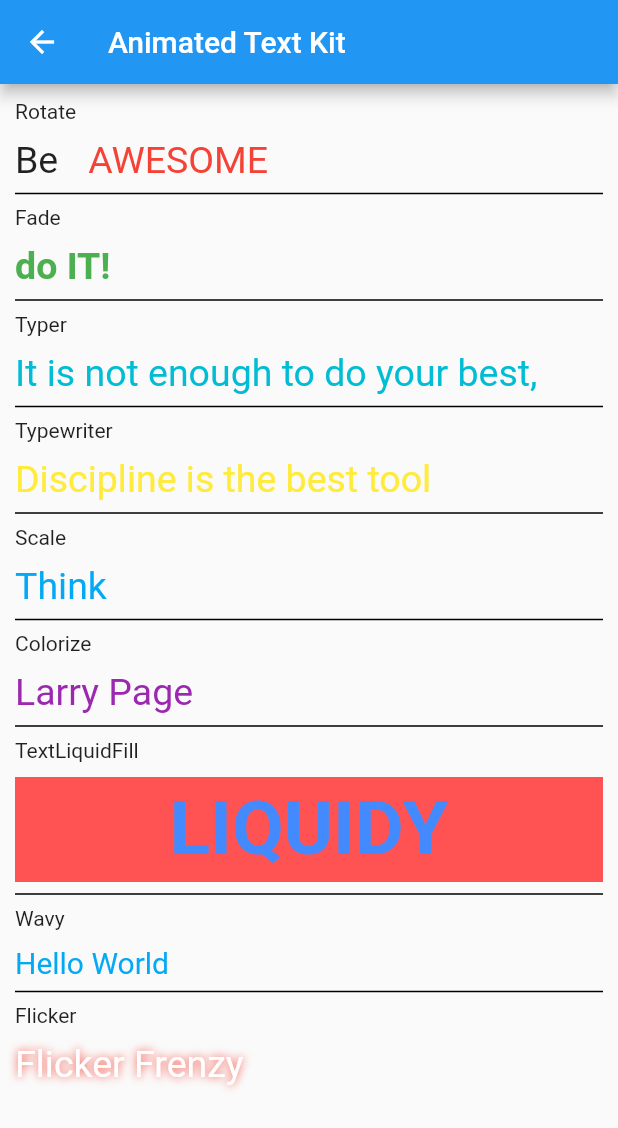
After one commit to ruhulmath08/flutter_a2z, a Flutter app: the MyAnimatedTextKit screen opened by its route, on a phone screen of 412 x 824 dp. The commit adds this screen. Shown: the top 1128 px of the screen. Run offline on Flutter 3.47's test engine with Material 2 defaults, Android fonts, the phone set to English and light mode, and no system bars; drawn by our look-alikes of animated_text_kit; our stand-ins replace auto_size_text, carousel_slider, email_validator, faker, flutter_speed_dial, grouped_list and 5 more; missing offline and left inert: chips_input, flutter_reaction_button, flutter_syntax_view, giffy_dialog, rotated_corner_decoration; network calls fail; Roboto replaces fonts that are missing (Horizon).

Commit message:
add animated_text_kit

```diff
--- a/lib/models/home_card_item.dart
+++ b/lib/models/home_card_item.dart
@@ -139,6 +139,11 @@ class HomeCardItem {
         FLUTTER_REORDERABLES_LIST_TITLE,
         Icons.list_alt_rounded,
       ),
+      HomeCardItem(
+        25,
+        FLUTTER_SCAFFOLD_MESSAGE_TITLE,
+        Icons.message,
+      ),
     ];
   }
 }
--- a/lib/routing/router.dart
+++ b/lib/routing/router.dart
@@ -16,6 +16,7 @@ import 'package:flutter_a2z/screens/flutter_advanced/my_custom_paint/my_custom_p
 import 'package:flutter_a2z/screens/flutter_advanced/responsive_text/responsive_text.dart';
 import 'package:flutter_a2z/screens/flutter_lifecycle/flutter_lifecycle.dart';
 import 'package:flutter_a2z/screens/flutter_lifecycle/stateful_widget/stateful_widget_lifecycle.dart';
+import 'package:flutter_a2z/screens/flutter_packages/animated_text_kit/animated_text_kit.dart';
 import 'package:flutter_a2z/screens/flutter_packages/chips_input/flutter_chips_input.dart';
 import 'package:flutter_a2z/screens/flutter_packages/flutter_carousel_slider/flutter_carousel_slider.dart';
 import 'package:flutter_a2z/screens/flutter_packages/flutter_grouped_list/flutter_grouped_list.dart';
@@ -64,7 +65,9 @@ import 'package:flutter_a2z/screens/flutter_widgets/expandable_element/expandabl
 import 'package:flutter_a2z/screens/flutter_widgets/expandable_element/expansion_tile/expansion_tile.dart';
 import 'package:flutter_a2z/screens/flutter_widgets/flutter_chip_all/flutter_chip_all.dart';
 import 'package:flutter_a2z/screens/flutter_widgets/flutter_reorderable_list/flutter_reorderable_list.dart';
+import 'package:flutter_a2z/screens/flutter_widgets/flutter_scaffold_messenger/flutter_scaffold_messenger.dart';
 import 'package:flutter_a2z/screens/flutter_widgets/tab_view_layout/tab_view_layout.dart';
+import 'package:flutter_a2z/screens/flutter_widgets/tables/fixed_header_table/fixed_header_table.dart';
 import 'package:flutter_a2z/screens/flutter_widgets/tables/flutter_data_table/flutter_data_table.dart';
 import 'package:flutter_a2z/screens/flutter_widgets/tables/flutter_table.dart';
 import 'package:flutter_a2z/screens/flutter_widgets/tables/table_with_pagination/table_with_pagination.dart';
@@ -589,6 +592,15 @@ Route<dynamic> generateRoute(RouteSettings settings) {
           title: FLUTTER_CHIPS_INPUT_TITLE,
         ),
       );
+
+    //animated_text_kit
+    case ANIMATED_TEXT_KIT_ROUTE:
+      return MaterialPageRoute(
+        builder: (context) => const MyAnimatedTextKit(
+          title: ANIMATED_TEXT_KIT_TITLE,
+        ),
+      );
+
     //=================================FlutterPackages: End====================================
 
     //--------------
@@ -659,7 +671,24 @@ Route<dynamic> generateRoute(RouteSettings settings) {
           title: TABLE_WITH_PAGINATION_SCREEN_TITLE,
         ),
       );
+
+    //FlutterFixedHeaderTable
+    case FLUTTER_FIXED_HEADER_TABLE_ROUTE:
+      return MaterialPageRoute(
+        builder: (context) => const FixedHeaderTable(
+          title: FLUTTER_FIXED_HEADER_TABLE_TITLE,
+        ),
+      );
     //------------------------------------FlutterTable: End------------------------------------
+
+    //------------------------------------ScaffoldMessenger: Start-----------------------------
+    case FLUTTER_SCAFFOLD_MESSAGE_ROUTE:
+      return MaterialPageRoute(
+        builder: (context) => const FlutterScaffoldMessenger(
+          title: FLUTTER_SCAFFOLD_MESSAGE_TITLE,
+        ),
+      );
+    //------------------------------------ScaffoldMessenger: End-------------------------------
 
     //------------------------------------DateTimePicker: Start--------------------------------
     //flutterDateTime picker
--- a/lib/routing/routing_constants.dart
+++ b/lib/routing/routing_constants.dart
@@ -134,6 +134,13 @@ const String DIALOG_WITH_FULL_IMAGE_SCREEN_TITLE = 'Dialog With Full Image';
 const String FLUTTER_REORDERABLES_LIST_ROUTE = '/flutter_reorderable_list';
 const String FLUTTER_REORDERABLES_LIST_TITLE = 'Flutter Reorderable List';
 
+//---------------------------------ScaffoldMessenger: Start--------------------------
+//flutter_scaffold_messenger
+const String FLUTTER_SCAFFOLD_MESSAGE_ROUTE = 'flutter_scaffold_messenger';
+const String FLUTTER_SCAFFOLD_MESSAGE_TITLE = 'Flutter Scaffold Messenger';
+const String FLUTTER_SCAFFOLD_MESSAGE_CODE = '';
+//---------------------------------ScaffoldMessenger: End----------------------------
+
 //---------------------------------FlutterAdvanced: Start----------------------------
 //flutter advanced
 const String FLUTTER_ADVANCED_SCREEN_ROUTE = '/flutter_advanced';
@@ -262,8 +269,13 @@ const String FLUTTER_WEBVIEW_PLUGIN_SCREEN_TITLE = 'Flutter WebView Plugin';
 //---------------------------------flutter_web_view: End-----------------------------
 
 //chips_input
-const String FLUTTER_CHIPS_INPUT_ROUTE = 'chips_input';
+const String FLUTTER_CHIPS_INPUT_ROUTE = '/chips_input';
 const String FLUTTER_CHIPS_INPUT_TITLE = 'Chips Input';
+
+//animated_text_kit
+const String ANIMATED_TEXT_KIT_ROUTE = '/animated_text_kit';
+const String ANIMATED_TEXT_KIT_TITLE = 'Animated Text Kit';
+const String ANIMATED_TEXT_KIT_CODE = '';
 //---------------------------------FlutterPackages: End------------------------------
 
 //---------------------------------ExpandableElement: Start -------------------------
@@ -300,6 +312,11 @@ const String FLUTTER_DATA_TABLE_SCREEN_TITLE = 'Flutter Data Table';
 //TableWithPagination
 const String TABLE_WITH_PAGINATION_SCREEN_ROUTE = '/table_with_pagination';
 const String TABLE_WITH_PAGINATION_SCREEN_TITLE = 'Table With Pagination';
+
+//fixed_header_table
+const String FLUTTER_FIXED_HEADER_TABLE_ROUTE = '/fixed_header_table';
+const String FLUTTER_FIXED_HEADER_TABLE_TITLE = 'Fixed Header Table';
+const String FLUTTER_FIXED_HEADER_TABLE_CODE = '';
 //---------------------------------FlutterTable: End --------------------------------
 
 //---------------------------------DateTimePicker: Start ----------------------------
--- /dev/null
+++ b/lib/screens/flutter_packages/animated_text_kit/animated_text_kit.dart
@@ -0,0 +1,240 @@
+import 'package:animated_text_kit/animated_text_kit.dart';
+import 'package:flutter/material.dart';
+import 'package:flutter_a2z/constants/constants.dart';
+
+class MyAnimatedTextKit extends StatefulWidget {
+  final String title;
+
+  const MyAnimatedTextKit({Key key, this.title}) : super(key: key);
+
+  @override
+  _MyAnimatedTextKitState createState() => _MyAnimatedTextKitState();
+}
+
+class _MyAnimatedTextKitState extends State<MyAnimatedTextKit> {
+  List<MaterialColor> colorizeColors = [
+    Colors.purple,
+    Colors.blue,
+    Colors.yellow,
+    Colors.red,
+  ];
+
+  TextStyle colorizeTextStyle = const TextStyle(
+    fontSize: 25.0,
+    fontFamily: 'Horizon',
+  );
+  @override
+  Widget build(BuildContext context) {
+    return Scaffold(
+      appBar: AppBar(
+        title: Text(widget.title),
+      ),
+      body: ListView(
+        padding: const EdgeInsets.all(Constants.PAGE_DEFAULT_PADDING),
+        children: [
+          const Text('Rotate'),
+          const SizedBox(height: 10),
+          Row(
+            mainAxisSize: MainAxisSize.min,
+            children: <Widget>[
+              const Text(
+                'Be',
+                style: TextStyle(fontSize: 25.0),
+              ),
+              const SizedBox(width: 20.0, height: 20.0),
+              DefaultTextStyle(
+                style: const TextStyle(
+                  fontSize: 25.0,
+                  color: Colors.red,
+                ),
+                child: AnimatedTextKit(
+                  animatedTexts: [
+                    RotateAnimatedText('AWESOME'),
+                    RotateAnimatedText('OPTIMISTIC'),
+                    RotateAnimatedText('DIFFERENT'),
+                  ],
+                  onTap: () {
+                    print('Tap Event');
+                  },
+                ),
+              ),
+            ],
+          ),
+          const Divider(thickness: 1, color: Colors.black),
+          const Text('Fade'),
+          const SizedBox(height: 10),
+          SizedBox(
+            width: MediaQuery.of(context).size.width,
+            child: DefaultTextStyle(
+              style: const TextStyle(
+                fontSize: 25.0,
+                fontWeight: FontWeight.bold,
+                color: Colors.green,
+              ),
+              child: AnimatedTextKit(
+                animatedTexts: [
+                  FadeAnimatedText('do IT!'),
+                  FadeAnimatedText('do it RIGHT!!'),
+                  FadeAnimatedText('do it RIGHT NOW!!!'),
+                ],
+                onTap: () {
+                  print('Tap Event');
+                },
+              ),
+            ),
+          ),
+          const Divider(thickness: 1, color: Colors.black),
+          const Text('Typer'),
+          const SizedBox(height: 10),
+          SizedBox(
+            width: MediaQuery.of(context).size.width,
+            child: DefaultTextStyle(
+              style: const TextStyle(
+                fontSize: 25.0,
+                color: Colors.cyan,
+              ),
+              child: AnimatedTextKit(
+                animatedTexts: [
+                  TyperAnimatedText('It is not enough to do your best,', speed: const Duration(milliseconds: 100)),
+                  TyperAnimatedText('you must know what to do,', speed: const Duration(milliseconds: 100)),
+                  TyperAnimatedText('and then do your best', speed: const Duration(milliseconds: 100)),
+                  TyperAnimatedText('- W.Edwards Deming', speed: const Duration(milliseconds: 100)),
+                ],
+                onTap: () {
+                  print('Tap Event');
+                },
+              ),
+            ),
+          ),
+          const Divider(thickness: 1, color: Colors.black),
+          const Text('Typewriter'),
+          const SizedBox(height: 10),
+          SizedBox(
+            width: MediaQuery.of(context).size.width,
+            child: DefaultTextStyle(
+              style: const TextStyle(fontSize: 25.0, color: Colors.yellow),
+              child: AnimatedTextKit(
+                animatedTexts: [
+                  TypewriterAnimatedText('Discipline is the best tool', speed: const Duration(milliseconds: 200)),
+                  TypewriterAnimatedText('Design first, then code', speed: const Duration(milliseconds: 200)),
+                  TypewriterAnimatedText('Do not patch bugs out, rewrite them', speed: const Duration(milliseconds: 200)),
+                  TypewriterAnimatedText('Do not test bugs out, design them out', speed: const Duration(milliseconds: 200)),
+                ],
+                onTap: () {
+                  print('Tap Event');
+                },
+              ),
+            ),
+          ),
+          const Divider(thickness: 1, color: Colors.black),
+          const Text('Scale'),
+          const SizedBox(height: 10),
+          SizedBox(
+            width: MediaQuery.of(context).size.width,
+            child: DefaultTextStyle(
+              style: const TextStyle(fontSize: 25.0, color: Colors.lightBlue),
+              child: AnimatedTextKit(
+                animatedTexts: [
+                  ScaleAnimatedText('Think'),
+                  ScaleAnimatedText('Build'),
+                  ScaleAnimatedText('Ship'),
+                ],
+                onTap: () {
+                  print('Tap Event');
+                },
+              ),
+            ),
+          ),
+          const Divider(thickness: 1, color: Colors.black),
+          const Text('Colorize'),
+          const SizedBox(height: 10),
+          SizedBox(
+            width: MediaQuery.of(context).size.width,
+            child: AnimatedTextKit(
+              animatedTexts: [
+                ColorizeAnimatedText(
+                  'Larry Page',
+                  textStyle: colorizeTextStyle,
+                  colors: colorizeColors,
+                ),
+                ColorizeAnimatedText(
+                  'Bill Gates',
+                  textStyle: colorizeTextStyle,
+                  colors: colorizeColors,
+                ),
+                ColorizeAnimatedText(
+                  'Steve Jobs',
+                  textStyle: colorizeTextStyle,
+                  colors: colorizeColors,
+                ),
+              ],
+              onTap: () {
+                print('Tap Event');
+              },
+            ),
+          ),
+          const Divider(thickness: 1, color: Colors.black),
+          const Text('TextLiquidFill'),
+          const SizedBox(height: 10),
+          SizedBox(
+            width: MediaQuery.of(context).size.width,
+            child: TextLiquidFill(
+              text: 'LIQUIDY',
+              boxBackgroundColor: Colors.redAccent,
+              textStyle: const TextStyle(
+                fontSize: 50.0,
+                fontWeight: FontWeight.bold,
+              ),
+              boxHeight: 70.0,
+            ),
+          ),
+          const Divider(thickness: 1, color: Colors.black),
+          const Text('Wavy'),
+          const SizedBox(height: 10),
+          DefaultTextStyle(
+            style: const TextStyle(fontSize: 20.0, color: Colors.lightBlue),
+            child: AnimatedTextKit(
+              animatedTexts: [
+                WavyAnimatedText('Hello World'),
+                WavyAnimatedText('Look at the waves'),
+              ],
+              onTap: () {
+                print('Tap Event');
+              },
+            ),
+          ),
+          const Divider(thickness: 1, color: Colors.black),
+          const Text('Flicker'),
+          const SizedBox(height: 10),
+          SizedBox(
+            width: MediaQuery.of(context).size.width,
+            child: DefaultTextStyle(
+              style: const TextStyle(
+                fontSize: 25,
+                color: Colors.white,
+                shadows: [
+                  Shadow(
+                    blurRadius: 7.0,
+                    color: Colors.red,
+                    //offset: Offset(0, 0),
+                  ),
+                ],
+              ),
+              child: AnimatedTextKit(
+                repeatForever: true,
+                animatedTexts: [
+                  FlickerAnimatedText('Flicker Frenzy'),
+                  FlickerAnimatedText('Night Vibes On'),
+                  FlickerAnimatedText("C'est La Vie !"),
+                ],
+                onTap: () {
+                  print('Tap Event');
+                },
+              ),
+            ),
+          ),
+        ],
+      ),
+    );
+  }
+}
--- a/lib/screens/flutter_packages/flutter_packages.dart
+++ b/lib/screens/flutter_packages/flutter_packages.dart
@@ -69,6 +69,14 @@ class _FlutterPackagesState extends State<FlutterPackages> {
               FLUTTER_CHIPS_INPUT_TITLE,
             ),
           ),
+          ElevatedButton(
+            onPressed: () {
+              Navigator.pushNamed(context, ANIMATED_TEXT_KIT_ROUTE);
+            },
+            child: const Text(
+              ANIMATED_TEXT_KIT_TITLE,
+            ),
+          ),
         ],
       ),
     );
--- a/lib/screens/flutter_widgets/datetime_picker/flutter_date_time_picker.dart
+++ b/lib/screens/flutter_widgets/datetime_picker/flutter_date_time_picker.dart
@@ -1,7 +1,6 @@
 import 'package:flutter/material.dart';
 import 'package:flutter_a2z/constants/constants.dart';
 import 'package:flutter_a2z/routing/routing_constants.dart';
-import 'package:intl/intl.dart';
 
 class FlutterDateTimePicker extends StatefulWidget {
   final String title;
@@ -20,7 +19,6 @@ class _FlutterDateTimePickerState extends State<FlutterDateTimePicker> {
         title: Text(widget.title),
       ),
       body: ListView(
-        shrinkWrap: true,
         padding: const EdgeInsets.all(Constants.PAGE_DEFAULT_PADDING),
         children: [
           ElevatedButton(
--- /dev/null
+++ b/lib/screens/flutter_widgets/flutter_scaffold_messenger/flutter_scaffold_messenger.dart
@@ -0,0 +1,116 @@
+import 'package:flutter/material.dart';
+import 'package:flutter_a2z/constants/constants.dart';
+import 'package:flutter_a2z/screens/flutter_widgets/flutter_scaffold_messenger/other_page.dart';
+import 'package:flutter_a2z/screens/flutter_widgets/flutter_scaffold_messenger/show_snackbar_executed_page_only.dart';
+
+class FlutterScaffoldMessenger extends StatefulWidget {
+  final String title;
+
+  const FlutterScaffoldMessenger({Key key, this.title}) : super(key: key);
+
+  @override
+  _FlutterScaffoldMessengerState createState() => _FlutterScaffoldMessengerState();
+}
+
+class _FlutterScaffoldMessengerState extends State<FlutterScaffoldMessenger> {
+  @override
+  Widget build(BuildContext context) {
+    return Scaffold(
+      appBar: AppBar(
+        title: Text(widget.title),
+      ),
+      body: ListView(
+        padding: const EdgeInsets.all(Constants.PAGE_DEFAULT_PADDING),
+        children: [
+          ElevatedButton(
+            onPressed: () {
+              const text = 'This is a simple SnackBar';
+              const snackBar = SnackBar(content: Text(text));
+              ScaffoldMessenger.of(context).showSnackBar(snackBar);
+            },
+            child: const Text('Simple SnackBar'),
+          ),
+          ElevatedButton(
+            onPressed: () {
+              const text = 'This is an Action SnackBar';
+              final snackBar = SnackBar(
+                duration: const Duration(seconds: 300),
+                content: const Text(text),
+                action: SnackBarAction(
+                  label: 'Dismiss',
+                  onPressed: () {},
+                ),
+              );
+              ScaffoldMessenger.of(context).showSnackBar(snackBar);
+            },
+            child: const Text('Action SnackBar'),
+          ),
+          ElevatedButton(
+            onPressed: () async {
+              const text = 'This is an Action Async SnackBar. This is how multiple SnackBar works together';
+              const snackBar = SnackBar(content: Text(text));
+              ScaffoldMessenger.of(context).showSnackBar(snackBar);
+            },
+            child: const Text('Async SnackBar'),
+          ),
+          ElevatedButton(
+            onPressed: () {
+              const text = 'This SnackBar Remove others SnackBar and display message';
+              const snackBar = SnackBar(content: Text(text));
+              ScaffoldMessenger.of(context)
+                ..removeCurrentSnackBar()
+                ..showSnackBar(snackBar);
+            },
+            child: const Text('Remove SnackBar'),
+          ),
+          ElevatedButton(
+            onPressed: () {
+              const text = 'This SnackBar Remove others SnackBar with an exit animation and display message';
+              const snackBar = SnackBar(content: Text(text));
+              ScaffoldMessenger.of(context)
+                ..hideCurrentSnackBar()
+                ..showSnackBar(snackBar);
+            },
+            child: const Text('Hide SnackBar'),
+          ),
+          ElevatedButton(
+            onPressed: () async {
+              const text = 'This SnackBar Persist in multiple pages';
+              const snackBar = SnackBar(content: Text(text));
+              ScaffoldMessenger.of(context)
+                ..hideCurrentSnackBar()
+                ..showSnackBar(snackBar);
+
+              await Future.delayed(const Duration(seconds: 2));
+              Navigator.of(context).push(MaterialPageRoute(builder: (context) => const OtherScreen(title: 'OtherScreen')));
+            },
+            child: const Text('Persist SnackBar in Multiple Page'),
+          ),
+          ElevatedButton(
+            onPressed: () async {
+              Navigator.of(context).push(MaterialPageRoute(builder: (context) => const OtherScreen(title: 'OtherScreen')));
+
+              const text = 'This SnackBar Persist in multiple pages';
+              const snackBar = SnackBar(content: Text(text));
+              //await Future.delayed(const Duration(seconds: 2));
+              ScaffoldMessenger.of(context)
+                ..hideCurrentSnackBar()
+                ..showSnackBar(snackBar);
+            },
+            child: const Text('Navigate Page Then Show SnackBar'),
+          ),
+          ElevatedButton(
+            onPressed: () async {
+              Navigator.of(context).push(
+                MaterialPageRoute(
+                  builder: (context) => const ShowSnackBarExecutedPageOnly(title: 'SnackBar On ExecutedPage'),
+                ),
+              );
+            },
+            child: const Text('Show SnackBar Executed Page Only'),
+          ),
+        ],
+      ),
+    );
+  }
+}
--- a/lib/screens/flutter_widgets/tables/flutter_table.dart
+++ b/lib/screens/flutter_widgets/tables/flutter_table.dart
@@ -34,6 +34,12 @@ class _FlutterTableState extends State<FlutterTable> {
             },
             child: const Text(TABLE_WITH_PAGINATION_SCREEN_TITLE),
           ),
+          ElevatedButton(
+            onPressed: () {
+              Navigator.pushNamed(context, FLUTTER_FIXED_HEADER_TABLE_ROUTE);
+            },
+            child: const Text(FLUTTER_FIXED_HEADER_TABLE_TITLE),
+          ),
         ],
       ),
     );
--- a/pubspec.yaml
+++ b/pubspec.yaml
@@ -32,6 +32,7 @@ dependencies:
   faker: any #30-03-2021
   email_validator: any #31-03-2021
   chips_input: any #02-04-2021
+  animated_text_kit: ^4.2.1 #12-06-2021
 
 dev_dependencies:
   flutter_test:
```
Also changed, not shown: lib/screens/flutter_widgets/flutter_reorderable_list/users_data.dart (+6 -4 lines), lib/screens/flutter_widgets/flutter_scaffold_messenger/other_page.dart (added, +19 -0 lines), lib/screens/flutter_widgets/flutter_scaffold_messenger/show_snackbar_executed_page_only.dart (added, +54 -0 lines), lib/screens/flutter_widgets/tables/fixed_header_table/employee_model.dart (added, +26 -0 lines), lib/screens/flutter_widgets/tables/fixed_header_table/fixed_header_table.dart (added, +22 -0 lines), lib/screens/home/home_screen.dart (+6 -2 lines), pubspec.lock.
